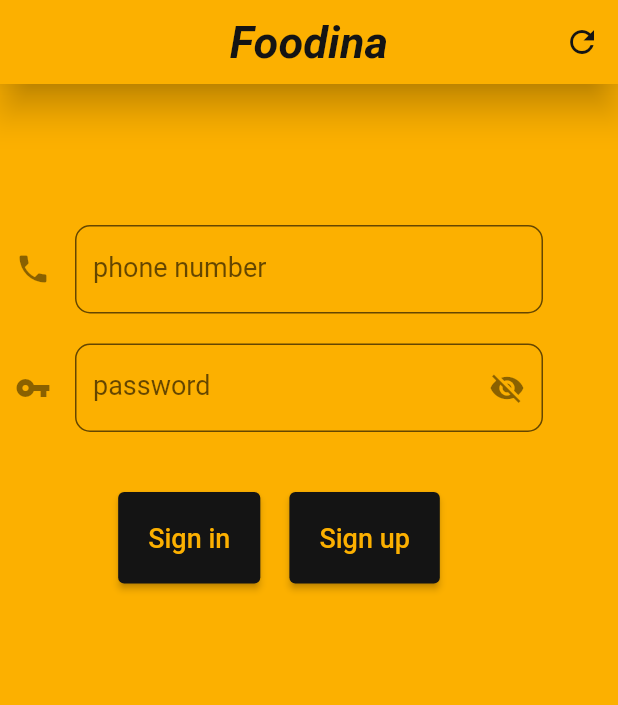
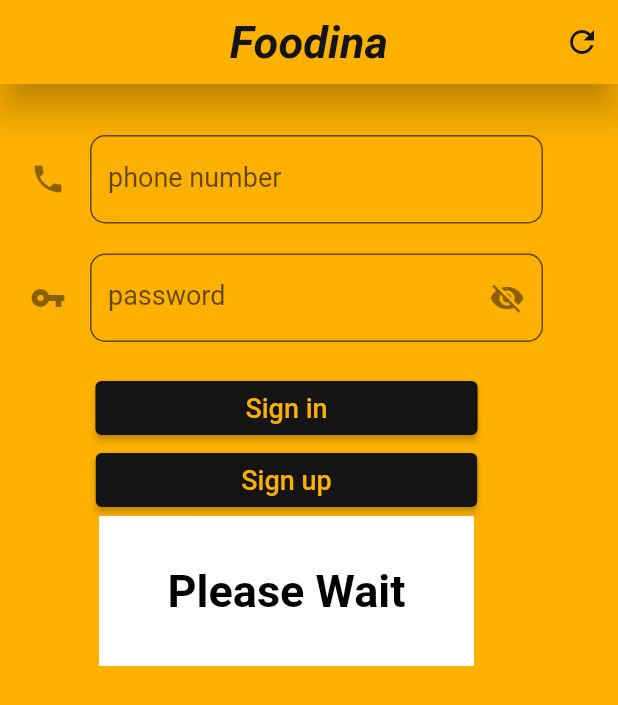
Before and after one commit to seyed-mostafa/seller_app, a Flutter app: the screen it shows after launch, scrolled down 56 dp, after a tap on "Sign in", on a phone screen of 412 x 824 dp. Shown: the top 705 px of the screen. Run offline on Flutter 3.47's test engine with Material 2 defaults, Android fonts, the light colour scheme and no system bars; drawn by our look-alikes of animated_text_kit; our stand-ins replace charts_flutter, flutter_rating_bar, flutter_switch, font_awesome_flutter, google_maps_flutter, syncfusion_flutter_charts.

Commit message:
Entering Page

```diff
--- a/lib/Pages/EnteringPage.dart
+++ b/lib/Pages/EnteringPage.dart
@@ -1,5 +1,6 @@
 
 
+import 'package:animated_text_kit/animated_text_kit.dart';
 import 'package:flutter/material.dart';
 import 'package:seller_app/Objects/theme.dart';
 import 'package:seller_app/Pages/Nav.dart';
@@ -28,10 +29,26 @@
   String errorMessage = "Phone number Or Password is wrong";
   bool validUser = false;
 
-
+  Widget animationWait() {
+    return SizedBox(
+      width: 250.0,
+      child: TextLiquidFill(
+        text: 'Please Wait',
+        waveColor: Colors.black,
+        boxBackgroundColor: Colors.white,
+        textStyle: TextStyle(
+          fontSize: 30,
+          fontWeight: FontWeight.bold,
+        ),
+        boxHeight: 100,
+      ),
+    );
+  }
 
   //for hide entering password
   bool hidden = true;
+
+  bool showWait = false;
 
   @override
   Widget build(BuildContext context) {
@@ -65,9 +82,6 @@
                   Nav() // 0 index just for test
           ),
         );
-      } else {
-        print('ali');
-        flag = false;
       }
       setState(() {
 
@@ -80,10 +94,24 @@
         child: Container(
           height: MediaQuery.of(context).size.height,
           color: theme.yellow,
-          padding: EdgeInsets.fromLTRB(10, 30, 50, 50),
+          padding: EdgeInsets.fromLTRB(20, 30, 50, 50),
           child: Column(
             children: [
-              SizedBox(height: 100,),
+              validUser || flag ? Container(height: 40,) : Container(
+                decoration: BoxDecoration(
+                  color: Colors.red,
+                  borderRadius: BorderRadius.all(Radius.circular(10)),
+                ),
+                height: 40,
+                child: Center(
+                  child: Text(
+                    errorMessage,
+                    style: TextStyle(
+                      color: Colors.white,
+                    ),
+                  ),
+                ),
+              ),
               SizedBox(height: 20,),
               TextField(
                 cursorColor: theme.black,
@@ -144,22 +172,22 @@
                   inputPasswordEnter = value;
                 },
               ),
-              SizedBox(height: 40,),
-              Row(
-                mainAxisAlignment: MainAxisAlignment.spaceEvenly,
-                children: [
-                  SizedBox(width: 30,),
+              SizedBox(height: 20,),
               ElevatedButton(
                 style: ElevatedButton.styleFrom(
                     onPrimary: theme.yellow,
                     primary: theme.black,
-                        padding: EdgeInsets.all(20)
+                    padding: EdgeInsets.only(left: 100, right: 100),
                 ),
-                    onPressed: () {
+                onPressed: () async {
+                  setState(() {
+                    showWait = true;
+                    flag = true;
+                  });
                   print(inputPhoneNumberEnter);
                   print(inputPasswordEnter);
                   _sendMessage();
-
+                  await Future.delayed(Duration(seconds: 5));
                   if (validUser) {
                     Navigator.pushReplacement(
                       context,
@@ -169,8 +197,7 @@
                       ),
                     );
                   }
-                      validUser = false;
-                      setState(() {});
+                  setState(() {flag = false; showWait = false;});
                 },
                 child: Text("Sign in", style: TextStyle(fontSize: 18),),
               ),
@@ -178,7 +205,7 @@
                   style: ElevatedButton.styleFrom(
                       onPrimary: theme.yellow,
                       primary: theme.black,
-                        padding: EdgeInsets.all(20)
+                      padding: EdgeInsets.only(left: 97, right: 97),
                   ),
                   onPressed: (){
                     Navigator.push(
@@ -188,9 +215,8 @@
                   },
                   child: Text("Sign up", style: TextStyle(fontSize: 18),)
               ),
-                  SizedBox(width: 30,)
-                ],
-              ),
+              SizedBox(width: 30,),
+              if(showWait) animationWait(),
             ],
           ),
         ),
--- a/pubspec.yaml
+++ b/pubspec.yaml
@@ -32,6 +32,7 @@
   syncfusion_flutter_charts: ^19.1.65
   flutter_rating_bar: ^4.0.0
   easy_loader: ^1.0.3
+  animated_text_kit: ^4.2.1
 
 
 
```
Also changed, not shown: pubspec.lock. Lines whose indentation alone changed are shown as unchanged.
